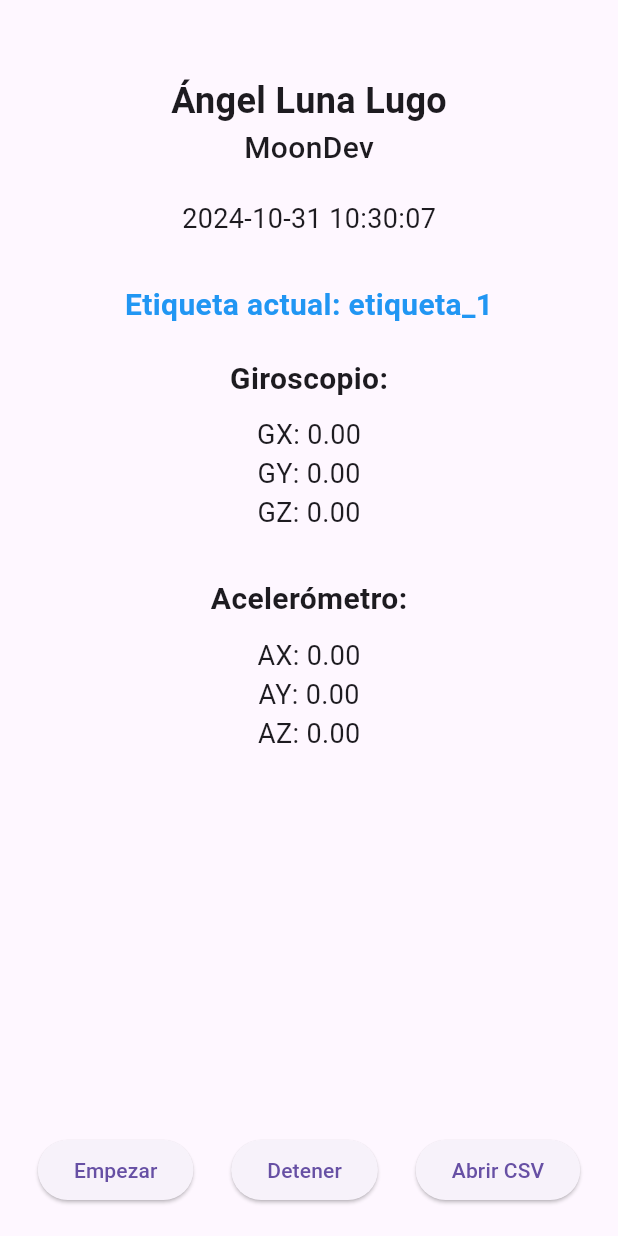
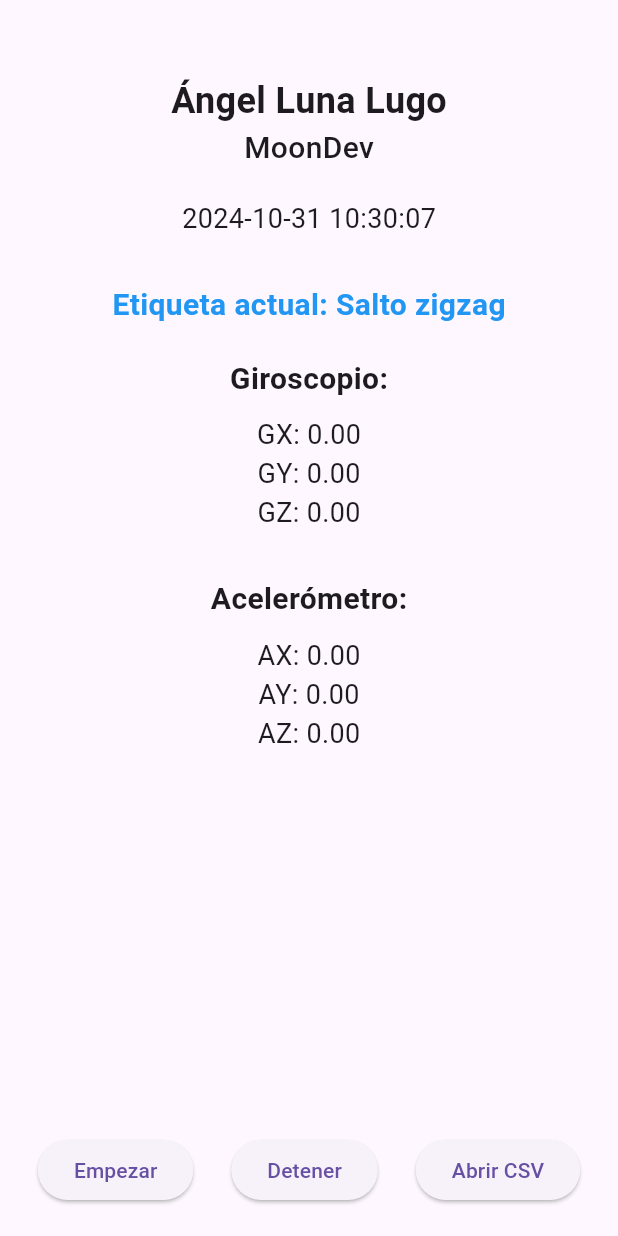
Before and after one commit to AngeL1una/SensorApp, a Flutter app: the screen it shows after launch, on a phone screen of 412 x 824 dp. Run offline on Flutter 3.47's test engine with Material 3 defaults, Android fonts, the light colour scheme and no system bars; our stand-ins replace csv, flutter_tts, open_filex, sensors_plus.

Commit message:
Se realizaron cambios en como en las etiquetas

```diff
--- a/lib/main.dart
+++ b/lib/main.dart
@@ -52,14 +52,14 @@ class _SensorScreenState extends State<SensorScreen> {
   // Temporizador para la tasa de muestreo de 100 Hz (cada 10 ms)
   Timer? _samplingTimer;
 
-  // Variables para etiquetas
+  // Nuevas etiquetas descriptivas
   List<String> _etiquetas = [
-    'etiqueta_1', 'etiqueta_2', 'etiqueta_3', 'etiqueta_4', 'etiqueta_5',
-    'etiqueta_6', 'etiqueta_7', 'etiqueta_8', 'etiqueta_9', 'etiqueta_10',
-    'etiqueta_fin'
+    'Salto zigzag', 'Parado', 'Saludar', 'Sprint', 'Patear pelota',
+    'Tocar puerta', 'Agacharse', 'Movimiento de círculo',
+    'Movimiento de rebote', 'Movimiento de llave', 'Etiqueta fin'
   ];
   int _etiquetaIndex = 0;
-  String _etiquetaActual = 'etiqueta_1';
+  String _etiquetaActual = 'Salto zigzag';
   Timer? _etiquetaTimer;
 
   // Instancia de FlutterTTS
@@ -129,7 +129,7 @@ class _SensorScreenState extends State<SensorScreen> {
       // Anunciar la nueva etiqueta
       await _flutterTts.speak('Cambiando a $_etiquetaActual');
     } else {
-      // Si la etiqueta es 'etiqueta_fin', detener la captura
+      // Si la etiqueta es 'Etiqueta fin', detener la captura
       _stopSensors();
       await _flutterTts.speak('Etiqueta final alcanzada, fin del registro');
     }
```
